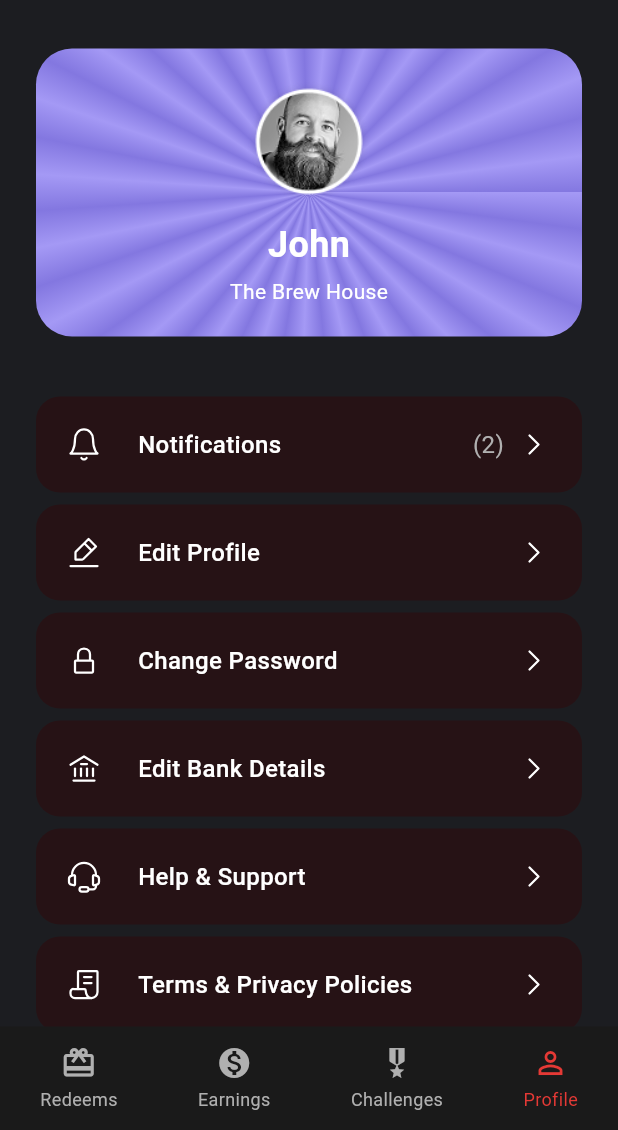
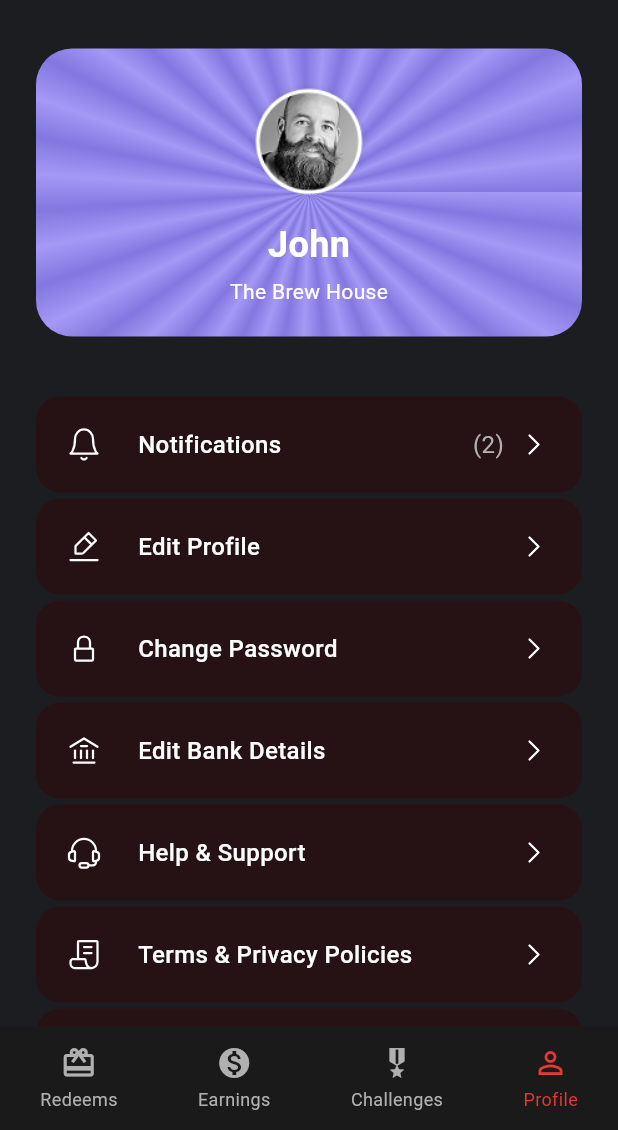
Before and after one commit to abeera-zainab/appsip, a Flutter app: the screen it shows after launch, item 4 of the bottom bar chosen, on a phone screen of 412 x 824 dp, the part 106-1236 px from its top. Run offline on Flutter 3.47's test engine with Material 3 defaults, Android fonts, the phone set to English and light mode, and no system bars; our stand-ins replace dotted_border, flutter_svg, image_picker; Roboto replaces fonts that are missing (RedHatDisplay).

```diff
--- a/lib/widgets/profile_menu_item.dart
+++ b/lib/widgets/profile_menu_item.dart
@@ -23,16 +23,15 @@ class ProfileMenuItem extends StatelessWidget {
     final Color color = customColor ?? AppColors.textPrimary;
 
     return Padding(
-      // --- CHANGE 1: Increased bottom padding for more space BETWEEN items. ---
-      padding: const EdgeInsets.only(bottom: 8.0), // Was 8.0
+
+      padding: const EdgeInsets.only(bottom: 4.0), // Was 8.0
       child: Material(
         color: AppColors.cardColorsecondary,
-        // --- CHANGE 2: Increased border radius for a smoother look on a taller item. ---
+
         borderRadius: BorderRadius.circular(16), // Was 16
         child: InkWell(
           borderRadius: BorderRadius.circular(16), // Was 16
           onTap: onTap,
-          // --- CHANGE 3 (PRIMARY): Added vertical padding here to make the item TALLER. ---
           child: Padding(
             padding: const EdgeInsets.symmetric(vertical: 20),
             child: Row(
```
